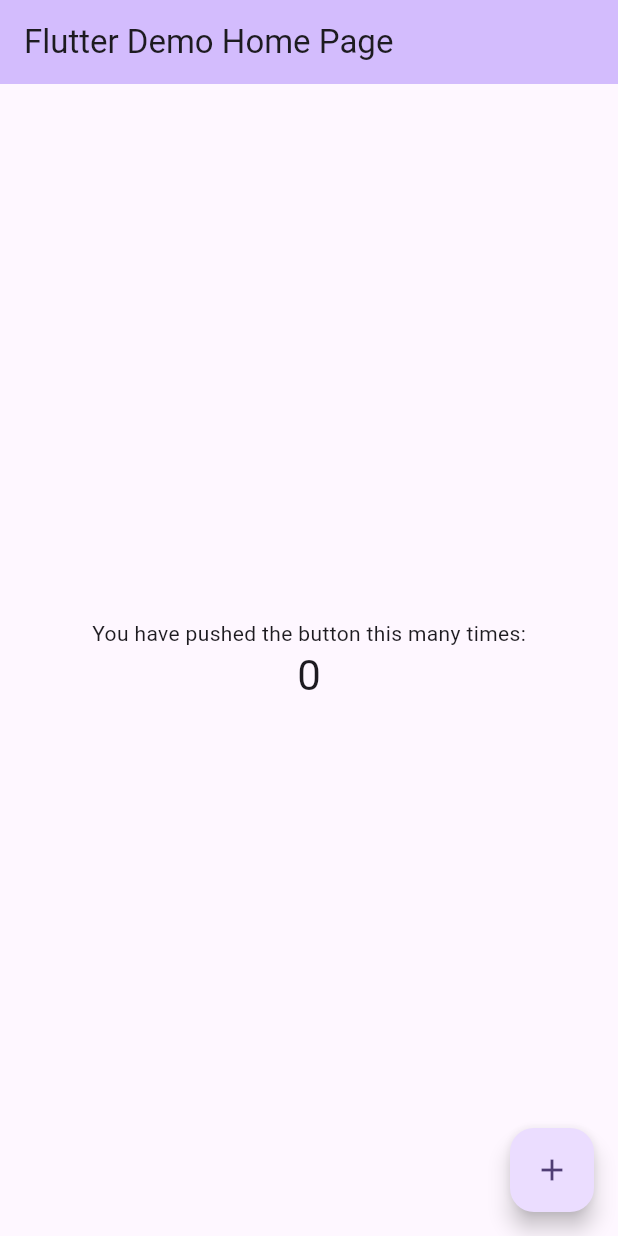
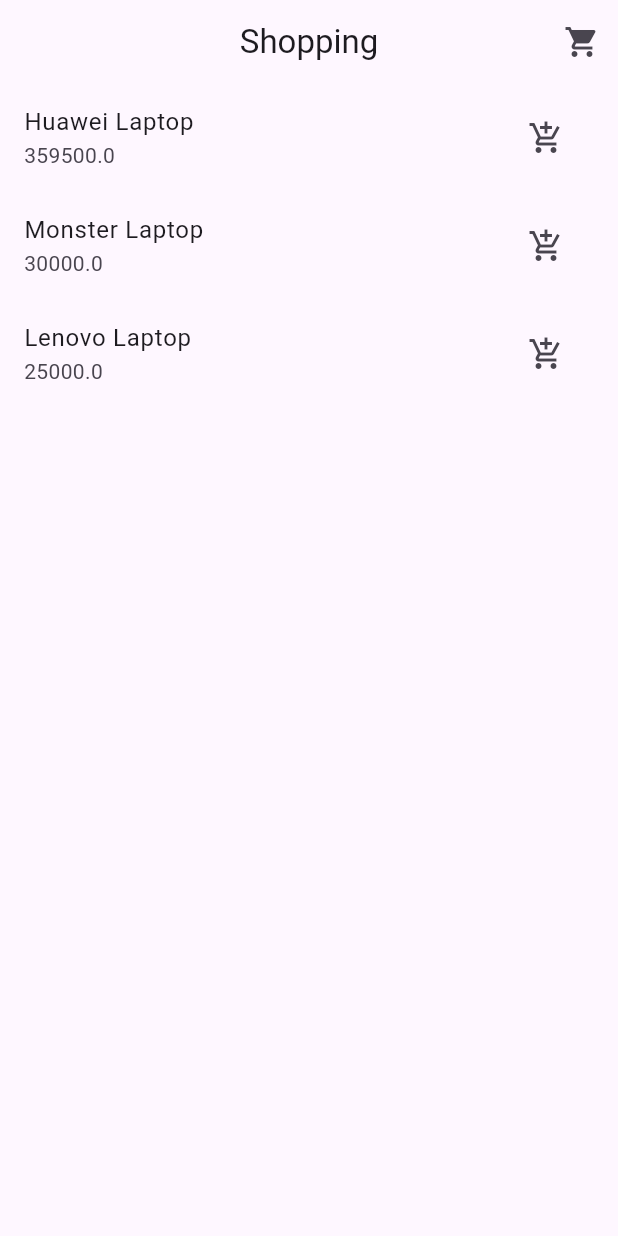
Before and after one commit to ugurtansal/Bloc-Pattern-in-Flutter-, a Flutter app: the screen it shows after launch, on a phone screen of 412 x 824 dp. Run offline on Flutter 3.47's test engine with Material 3 defaults, Android fonts, the phone set to English and light mode, and no system bars.

Commit message:
Designed product list screen.

```diff
--- a/lib/data/product_service.dart
+++ b/lib/data/product_service.dart
@@ -1,4 +1,4 @@
-import 'dart:nativewrappers/_internal/vm/lib/internal_patch.dart';
+
 
 import 'package:bloc_pattern/models/Product.dart';
 
--- a/lib/main.dart
+++ b/lib/main.dart
@@ -1,122 +1,21 @@
+import 'package:bloc_pattern/screens/CartScreen.dart';
+import 'package:bloc_pattern/screens/productListScreen.dart';
 import 'package:flutter/material.dart';
 
 void main() {
-  runApp(const MyApp());
+  runApp(MyApp());
 }
 
 class MyApp extends StatelessWidget {
-  const MyApp({super.key});
-
-  // This widget is the root of your application.
+MyApp({super.key});
   @override
   Widget build(BuildContext context) {
     return MaterialApp(
-      title: 'Flutter Demo',
-      theme: ThemeData(
-        // This is the theme of your application.
-        //
-        // TRY THIS: Try running your application with "flutter run". You'll see
-        // the application has a purple toolbar. Then, without quitting the app,
-        // try changing the seedColor in the colorScheme below to Colors.green
-        // and then invoke "hot reload" (save your changes or press the "hot
-        // reload" button in a Flutter-supported IDE, or press "r" if you used
-        // the command line to start the app).
-        //
-        // Notice that the counter didn't reset back to zero; the application
-        // state is not lost during the reload. To reset the state, use hot
-        // restart instead.
-        //
-        // This works for code too, not just values: Most code changes can be
-        // tested with just a hot reload.
-        colorScheme: ColorScheme.fromSeed(seedColor: Colors.deepPurple),
-      ),
-      home: const MyHomePage(title: 'Flutter Demo Home Page'),
+    routes: {
+      "/":(BuildContext context)=>ProductListScreen(),
+      "/cart":(BuildContext context)=>CartScreen()
+    },
+      initialRoute: "/",
     );
   }
 }
-
-class MyHomePage extends StatefulWidget {
-  const MyHomePage({super.key, required this.title});
-
-  // This widget is the home page of your application. It is stateful, meaning
-  // that it has a State object (defined below) that contains fields that affect
-  // how it looks.
-
-  // This class is the configuration for the state. It holds the values (in this
-  // case the title) provided by the parent (in this case the App widget) and
-  // used by the build method of the State. Fields in a Widget subclass are
-  // always marked "final".
-
-  final String title;
-
-  @override
-  State<MyHomePage> createState() => _MyHomePageState();
-}
-
-class _MyHomePageState extends State<MyHomePage> {
-  int _counter = 0;
-
-  void _incrementCounter() {
-    setState(() {
-      // This call to setState tells the Flutter framework that something has
-      // changed in this State, which causes it to rerun the build method below
-      // so that the display can reflect the updated values. If we changed
-      // _counter without calling setState(), then the build method would not be
-      // called again, and so nothing would appear to happen.
-      _counter++;
-    });
-  }
-
-  @override
-  Widget build(BuildContext context) {
-    // This method is rerun every time setState is called, for instance as done
-    // by the _incrementCounter method above.
-    //
-    // The Flutter framework has been optimized to make rerunning build methods
-    // fast, so that you can just rebuild anything that needs updating rather
-    // than having to individually change instances of widgets.
-    return Scaffold(
-      appBar: AppBar(
-        // TRY THIS: Try changing the color here to a specific color (to
-        // Colors.amber, perhaps?) and trigger a hot reload to see the AppBar
-        // change color while the other colors stay the same.
-        backgroundColor: Theme.of(context).colorScheme.inversePrimary,
-        // Here we take the value from the MyHomePage object that was created by
-        // the App.build method, and use it to set our appbar title.
-        title: Text(widget.title),
-      ),
-      body: Center(
-        // Center is a layout widget. It takes a single child and positions it
-        // in the middle of the parent.
-        child: Column(
-          // Column is also a layout widget. It takes a list of children and
-          // arranges them vertically. By default, it sizes itself to fit its
-          // children horizontally, and tries to be as tall as its parent.
-          //
-          // Column has various properties to control how it sizes itself and
-          // how it positions its children. Here we use mainAxisAlignment to
-          // center the children vertically; the main axis here is the vertical
-          // axis because Columns are vertical (the cross axis would be
-          // horizontal).
-          //
-          // TRY THIS: Invoke "debug painting" (choose the "Toggle Debug Paint"
-          // action in the IDE, or press "p" in the console), to see the
-          // wireframe for each widget.
-          mainAxisAlignment: MainAxisAlignment.center,
-          children: <Widget>[
-            const Text('You have pushed the button this many times:'),
-            Text(
-              '$_counter',
-              style: Theme.of(context).textTheme.headlineMedium,
-            ),
-          ],
-        ),
-      ),
-      floatingActionButton: FloatingActionButton(
-        onPressed: _incrementCounter,
-        tooltip: 'Increment',
-        child: const Icon(Icons.add),
-      ), // This trailing comma makes auto-formatting nicer for build methods.
-    );
-  }
-}
--- /dev/null
+++ b/lib/screens/CartScreen.dart
@@ -0,0 +1,10 @@
+import 'package:flutter/material.dart';
+
+class CartScreen extends StatelessWidget{
+  @override
+  Widget build(BuildContext context) {
+    // TODO: implement build
+    throw UnimplementedError();
+  }
+
+}
--- /dev/null
+++ b/lib/screens/productListScreen.dart
@@ -0,0 +1,48 @@
+import 'package:bloc_pattern/blocs/cart_bloc.dart';
+import 'package:bloc_pattern/blocs/product_blocs.dart';
+import 'package:flutter/material.dart';
+import 'package:flutter/widgets.dart';
+
+import '../models/Cart.dart';
+
+class ProductListScreen extends StatelessWidget {
+  @override
+  Widget build(BuildContext context) {
+    // TODO: implement build
+    return Scaffold(
+      appBar: AppBar(
+        title: Text("Shopping"),
+        centerTitle: true,
+        actions: [
+          IconButton(onPressed: () => Navigator.pushNamed(context, "/cart"),
+              icon: Icon(Icons.shopping_cart))
+        ],
+      ),
+      body: buildProductList(),
+    );
+  }
+
+  buildProductList() {
+    return StreamBuilder(
+        initialData: productBloc.getAll(),
+        stream: productBloc.getStream,
+        builder: (context, snapshot) {
+          return snapshot.data.length > 0
+              ? buildProductListItems(snapshot)
+              : Center(child: Text("Data yok"),);
+        }
+    );
+  }
+
+  buildProductListItems(AsyncSnapshot snapshot) {
+    return ListView.builder(itemCount: snapshot.data.length,
+        itemBuilder: (BuildContext context, index) {
+          final list=snapshot.data;
+          return ListTile(
+            title:Text( list[index].name),
+            subtitle: Text(list[index].price.toString()),
+            trailing: IconButton(onPressed: (){cartBloc.addToCart(Cart(product: list[index],quantity: 1));}, icon: Icon(Icons.add_shopping_cart)),
+          );
+        });
+  }
+}
```
